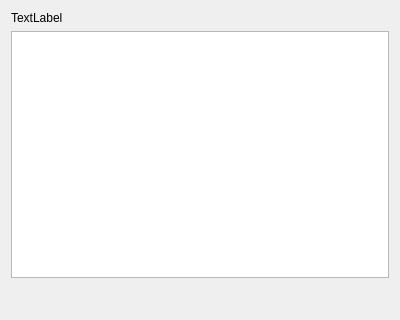
This is src/dlgnotes.ui in ic005k/Knot-Legacy as Qt 5 draws it before an edit; both pictures show x 0 to 400 and y 0 to 320 of the 400 by 626 pixel window. The edited form follows.
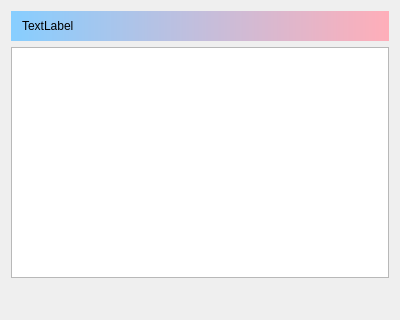
This is the edited form.

Diff of the .ui file:
```diff
--- a/src/dlgnotes.ui
+++ b/src/dlgnotes.ui
@@ -16,6 +16,24 @@
   <layout class="QGridLayout" name="gridLayout">
    <item row="0" column="0">
     <widget class="QLabel" name="lblTitle">
+     <property name="minimumSize">
+      <size>
+       <width>0</width>
+       <height>30</height>
+      </size>
+     </property>
+     <property name="styleSheet">
+      <string notr="true">QLabel
+{
+border: 0px solid gray;
+border-radius: 0px;
+padding: 0 8px;
+/*background: red;*/
+ background-color:qlineargradient(spread:pad,x1:1,y1:0,x2:0,y2:0,stop:0 #FFAEB9,stop:1 #87CEFF);  
+color:black;
+selection-background-color: lightblue;
+}</string>
+     </property>
      <property name="text">
       <string>TextLabel</string>
      </property>
```
